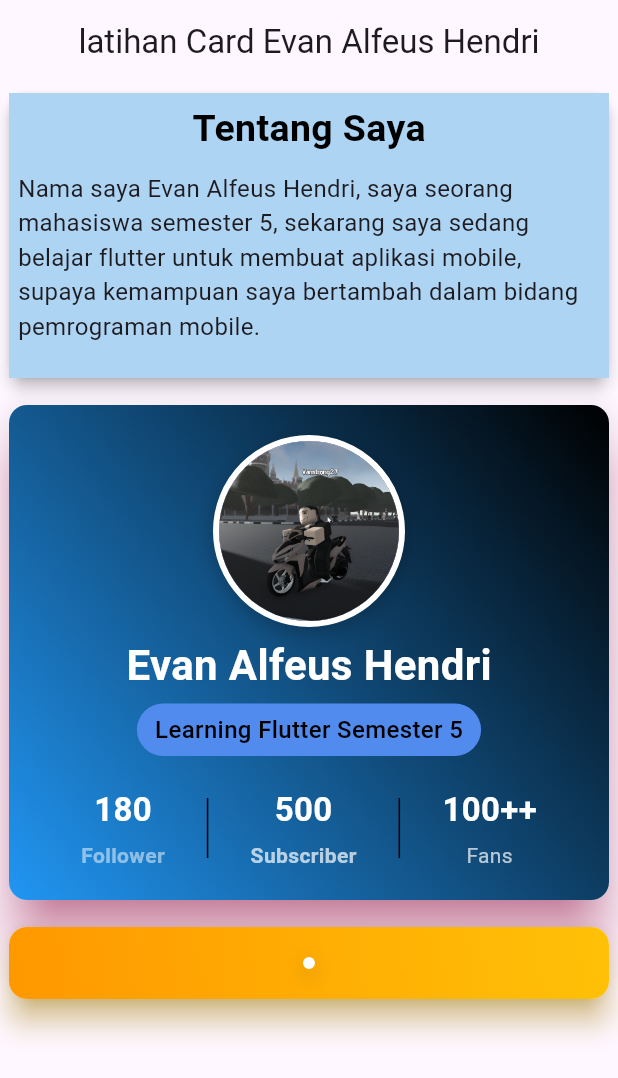
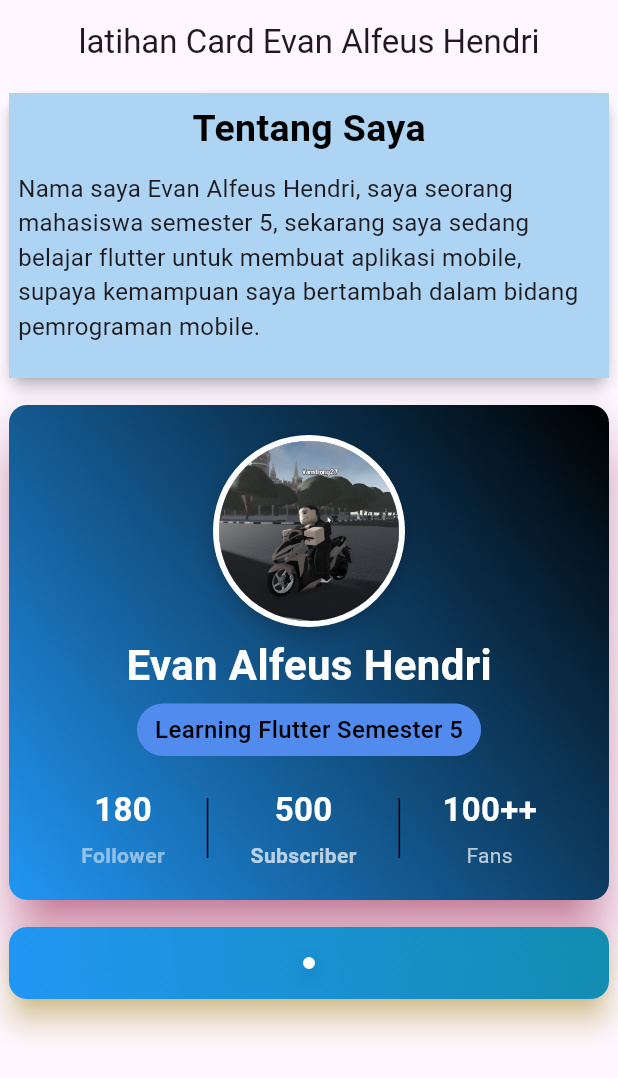
Before and after one commit to vanstrong4/latihan_week_8, a Flutter app: the screen it shows after launch, on a phone screen of 412 x 824 dp. Shown: the top 1078 px of the screen. Run offline on Flutter 3.47's test engine with Material 3 defaults, Android fonts, the phone set to English and light mode, and no system bars.

Commit message:
beri warna kotak

```diff
--- a/lib/pages/latihan_card_s2.dart
+++ b/lib/pages/latihan_card_s2.dart
@@ -204,20 +204,21 @@ class MyVan extends StatelessWidget {
                     SizedBox(height: 10),
                     Card(
                       elevation: 8,
-                      shadowColor: Colors.amber,
+                      shadowColor: Colors.amberAccent,
                       clipBehavior: Clip.antiAlias,
                       child: Container(
                         decoration: const BoxDecoration(
                           gradient: LinearGradient(
-                            colors: [Colors.amber, Colors.orange],
+                            colors: [Color.fromARGB(255, 19, 140, 177), Colors.blue],
                             begin: Alignment.topRight,
                             end: Alignment.bottomLeft,
                           ),
                         ),
+
                         child: Padding(
                           padding: const EdgeInsets.all(20),
                           child: Column(
-                            mainAxisAlignment: MainAxisAlignment.center,
+                            mainAxisAlignment: MainAxisAlignment.spaceBetween,
                             children: [
                               Container(
                                 decoration: BoxDecoration(
```
